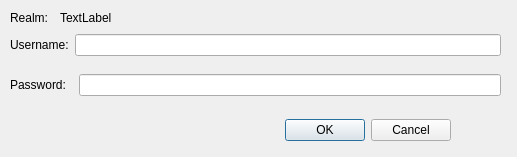
The window that db_connection.ui (alexlopespereira/taskmanager) describes before a commit, drawn with Qt 5.
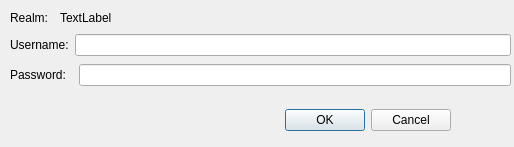
The same window after the commit.

Commit message: Prompting user login and password

Patch:
```diff
--- a/db_connection.ui
+++ b/db_connection.ui
@@ -6,8 +6,8 @@
    <rect>
     <x>0</x>
     <y>0</y>
-    <width>517</width>
-    <height>157</height>
+    <width>514</width>
+    <height>147</height>
    </rect>
   </property>
   <property name="windowTitle">
@@ -17,7 +17,7 @@
    <property name="geometry">
     <rect>
      <x>270</x>
-     <y>110</y>
+     <y>100</y>
      <width>181</width>
      <height>41</height>
     </rect>
@@ -33,8 +33,8 @@
    <property name="geometry">
     <rect>
      <x>10</x>
-     <y>70</y>
-     <width>491</width>
+     <y>60</y>
+     <width>501</width>
      <height>31</height>
     </rect>
    </property>
@@ -64,7 +64,7 @@
     <rect>
      <x>10</x>
      <y>30</y>
-     <width>491</width>
+     <width>501</width>
      <height>31</height>
     </rect>
    </property>
@@ -107,8 +107,8 @@
     <rect>
      <x>60</x>
      <y>10</y>
-     <width>58</width>
-     <height>15</height>
+     <width>471</width>
+     <height>16</height>
     </rect>
    </property>
    <property name="text">
```
The commit also changes 2 other files.
